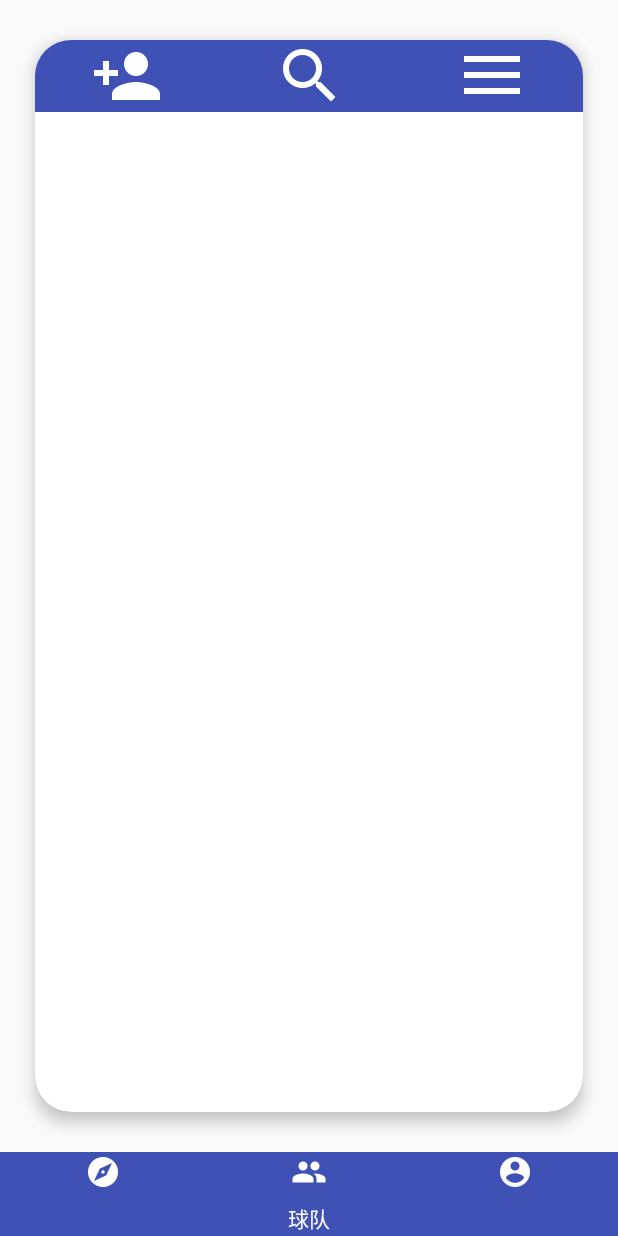
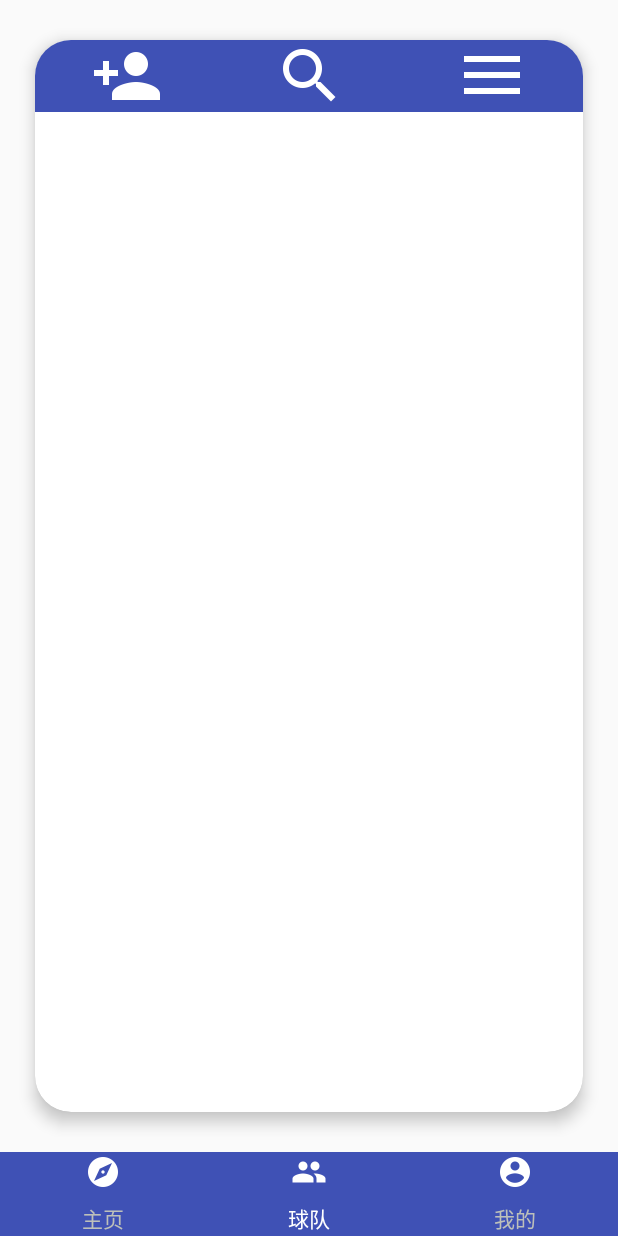
Before and after one commit to WyYU/KickBang2, an Android app: the MainActivity screen opened directly, with no data from a screen before it, item 2 of the bottom bar chosen, on a phone screen of 412 x 824 dp. Run offline under Robolectric (Android 15) with nearby library versions, the light colour scheme and no system bars; libraries missing offline, so code that uses them is left out: com.szysky.customize, jp.wasabeef.glide; network calls fail; pictures from the network do not load; 19 statements that could not run were skipped.

Commit message:
用户界面

```diff
--- a/app/src/main/java/com/example/dell/kickbang/Activity/MainActivity.java
+++ b/app/src/main/java/com/example/dell/kickbang/Activity/MainActivity.java
@@ -8,6 +8,7 @@ import android.support.v7.app.AppCompatActivity;
 
 import com.example.dell.kickbang.Adapter.TabAdapter;
 import com.example.dell.kickbang.Fragment.MainFragment;
+import com.example.dell.kickbang.Fragment.MyInfoFragment;
 import com.example.dell.kickbang.Fragment.TeamFragment;
 import com.example.dell.kickbang.Model.Field;
 import com.example.dell.kickbang.Model.Team;
@@ -59,7 +60,6 @@ public class MainActivity extends AppCompatActivity {
 		tabLayout.getTabAt(0).setText("主页").setIcon(R.mipmap.ic_explore_white_48dp);
 		tabLayout.getTabAt(1).setText("球队").setIcon(R.mipmap.ic_people_white_48dp);
 		tabLayout.getTabAt(2).setText("我的").setIcon(R.mipmap.ic_account_circle_white_48dp);
-		tabLayout.setBackgroundColor(Color.GREEN);
 		tabLayout.setSelectedTabIndicatorColor(Color.BLACK);
 	}
 
@@ -71,21 +71,7 @@ public class MainActivity extends AppCompatActivity {
 		list = new ArrayList<>();
 		list.add(new MainFragment());
 		list.add(new TeamFragment());
-		list.add(new TeamFragment());
+		list.add(new MyInfoFragment());
 	}
 
-//	private void prepareData() {
-//		Intent intent = getIntent();
-//		final String uname = intent.getStringExtra("username");
-//		try {
-//			user = presenter.queryUser(uname);
-//			team = presenter.queryteam(String.valueOf(user.getTid()));
-//			fields = (ArrayList<Field>) presenter.queryField();
-//		} catch (Exception e) {
-//			e.printStackTrace();
-//			//utils.showNormalDialog(MainActivity.this, "数据初始化错误请检查网络！");
-//		}
-//
-//	}
-
 }
--- /dev/null
+++ b/app/src/main/java/com/example/dell/kickbang/Fragment/MyInfoFragment.java
@@ -0,0 +1,55 @@
+package com.example.dell.kickbang.Fragment;
+
+import android.content.Intent;
+import android.os.Bundle;
+import android.support.annotation.Nullable;
+import android.support.v4.app.Fragment;
+import android.view.LayoutInflater;
+import android.view.View;
+import android.view.ViewGroup;
+import android.widget.ImageView;
+
+import com.bumptech.glide.Glide;
+import com.bumptech.glide.load.resource.bitmap.CenterCrop;
+import com.example.dell.kickbang.Model.User;
+import com.example.dell.kickbang.R;
+import com.example.dell.kickbang.Resours.Resource;
+import com.szysky.customize.siv.SImageView;
+
+import jp.wasabeef.glide.transformations.BlurTransformation;
+
+/**
+ * Created by dell on 2019/3/26 0026.
+ */
+
+public class MyInfoFragment extends Fragment {
+	User user ;
+	View view;
+	SImageView head;
+	ImageView back;
+	Resource resource;
+	@Nullable
+	@Override
+	public View onCreateView(LayoutInflater inflater, @Nullable ViewGroup container, @Nullable Bundle savedInstanceState) {
+		resource =Resource.getInstance();
+		prepareData();
+		view = inflater.inflate(R.layout.fragment_myinfo,null);
+		initView();
+		return view;
+	}
+
+	private void prepareData() {
+		Intent intent =getActivity().getIntent();
+		intent.getSerializableExtra("user");
+		user = (User) intent.getSerializableExtra("User");
+	}
+
+	private void initView() {
+		head = view.findViewById(R.id.h_head);
+		back = view.findViewById(R.id.h_back);
+		head.setImageUrls(resource.LOCALOHST+user.getImagepatch());;
+		Glide.with(getActivity()).load(R.drawable.touxiang1).bitmapTransform(new BlurTransformation(getActivity(),25),new CenterCrop(getActivity())).into(back);
+
+	}
+
+}
--- a/app/src/main/res/layout/activity_main.xml
+++ b/app/src/main/res/layout/activity_main.xml
@@ -34,7 +34,7 @@
                 app:tabBackground="@color/colorPrimary"
                 app:tabIndicatorHeight="0dp"
                 app:tabSelectedTextColor="#fff "
-                app:tabTextColor="@color/colorPrimary"></android.support.design.widget.TabLayout>
+                app:tabTextColor="@color/WhiteRate"></android.support.design.widget.TabLayout>
         </LinearLayout>
 
         <android.support.design.widget.NavigationView
--- a/app/src/main/res/layout/fragment_team.xml
+++ b/app/src/main/res/layout/fragment_team.xml
@@ -1,54 +1,56 @@
 <?xml version="1.0" encoding="utf-8"?>
 <LinearLayout xmlns:android="http://schemas.android.com/apk/res/android"
+    xmlns:app="http://schemas.android.com/apk/res-auto"
     android:layout_width="match_parent"
     android:layout_height="match_parent"
-    xmlns:app="http://schemas.android.com/apk/res-auto"
     android:orientation="vertical"
     android:padding="10dp">
 
-    <LinearLayout
-        android:layout_width="match_parent"
-        android:layout_height="match_parent">
     <android.support.v7.widget.CardView
         android:layout_width="match_parent"
         android:layout_height="match_parent"
         android:layout_centerInParent="true"
+        android:padding="14dp"
         app:cardCornerRadius="24dp"
-            android:padding="14dp"
         app:cardElevation="6dp"
         app:cardUseCompatPadding="true">
+
         <LinearLayout
             android:layout_width="match_parent"
             android:layout_height="match_parent"
             android:orientation="vertical">
 
             <LinearLayout
-                android:background="@color/colorPrimary"
                 android:layout_width="match_parent"
                 android:layout_height="wrap_content"
+                android:background="@color/colorPrimary"
                 android:orientation="horizontal">
+
                 <ImageButton
                     android:id="@+id/adduser_btn"
                     android:layout_width="match_parent"
                     android:layout_height="wrap_content"
                     android:layout_weight="1"
                     android:background="#00000000"
-                    android:src="@mipmap/ic_person_add_white_48dp"/>
+                    android:src="@mipmap/ic_person_add_white_48dp" />
+
                 <ImageButton
                     android:id="@+id/search_button"
                     android:layout_width="match_parent"
                     android:layout_height="wrap_content"
                     android:layout_weight="1"
                     android:background="#00000000"
-                    android:src="@mipmap/ic_search_white_48dp"/>
+                    android:src="@mipmap/ic_search_white_48dp" />
+
                 <ImageButton
                     android:id="@+id/Notification_btn"
                     android:layout_width="match_parent"
                     android:layout_height="wrap_content"
                     android:layout_weight="1"
                     android:background="#00000000"
-                    android:src="@mipmap/ic_menu_white_48dp"/>
+                    android:src="@mipmap/ic_menu_white_48dp" />
             </LinearLayout>
+
             <android.support.v7.widget.RecyclerView
                 android:id="@+id/player_recycler_view"
                 android:layout_width="match_parent"
@@ -58,4 +60,3 @@
         </LinearLayout>
     </android.support.v7.widget.CardView>
 </LinearLayout>
-</LinearLayout>
--- a/app/src/main/res/values/colors.xml
+++ b/app/src/main/res/values/colors.xml
@@ -6,5 +6,5 @@
     <color name="DefineColor">#69B0AC</color>
     <color name="BackgroundColor">#376B6D</color>
     <color name="White">#ffff</color>
-    <color name="WhiteRate">#BDC0BA</color>
+    <color name="WhiteRate">#bdc0ba</color>
 </resources>
```
Also changed, not shown: app/src/main/java/com/example/dell/kickbang/Activity/LoginActivity.java (+7 -2 lines), app/src/main/java/com/example/dell/kickbang/Fragment/TeamFragment.java (+7 -4 lines), app/src/main/java/com/example/dell/kickbang/Utils/PreferencesFactory.java (added, +20 -0 lines), app/src/main/res/layout/fragment_myinfo.xml (added, +71 -0 lines), app/src/main/res/values/attr.xml (added, +11 -0 lines). Lines whose indentation alone changed are shown as unchanged.
